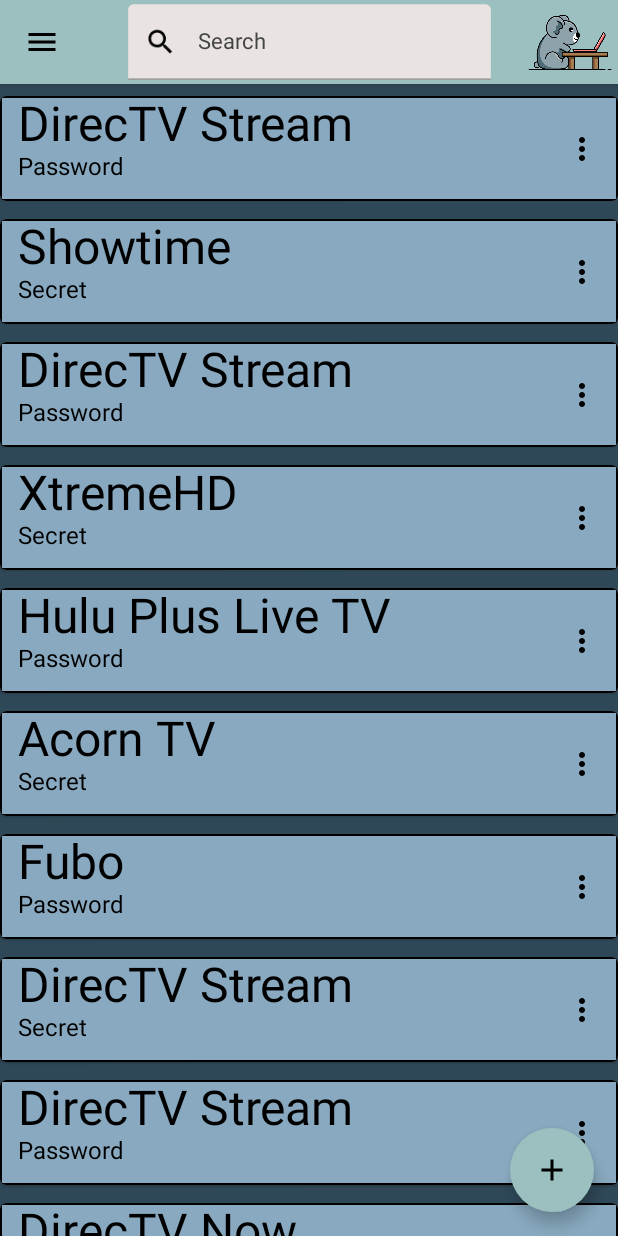
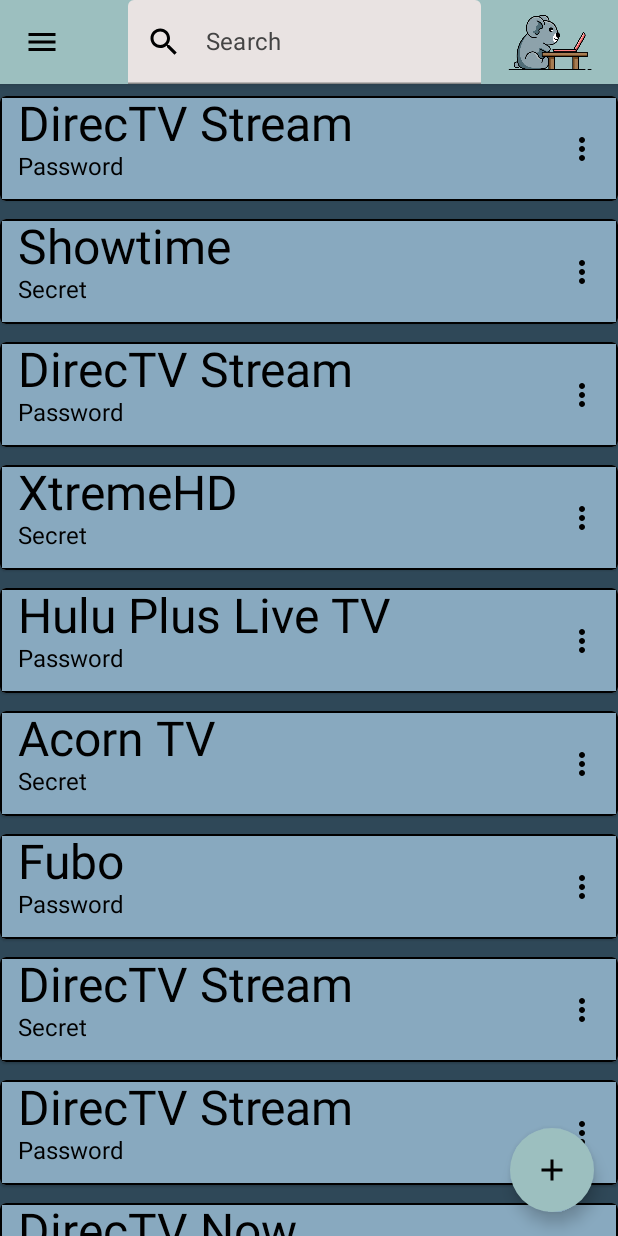
Before and after one commit to JosueMolinaMorales/password-manager-app, an Android app built with Jetpack Compose: the MainScreen screen opened through its navigation route, on a phone screen of 412 x 824 dp. Run offline under Robolectric (Android 15) with nearby library versions, the phone set to English and light mode, and no system bars.

Commit message:
add search bar

```diff
--- a/app/src/main/java/com/example/password_manager_app/ui/components/TopBar.kt
+++ b/app/src/main/java/com/example/password_manager_app/ui/components/TopBar.kt
@@ -1,25 +1,28 @@
 package com.example.password_manager_app.ui.components
 
 import androidx.compose.foundation.Image
+import androidx.compose.foundation.border
 import androidx.compose.foundation.layout.Arrangement
+import androidx.compose.foundation.layout.Column
 import androidx.compose.foundation.layout.Row
 import androidx.compose.foundation.layout.fillMaxWidth
 import androidx.compose.foundation.text.KeyboardActions
 import androidx.compose.foundation.text.KeyboardOptions
-import androidx.compose.material.Icon
-import androidx.compose.material.IconButton
-import androidx.compose.material.Text
-import androidx.compose.material.TopAppBar
+import androidx.compose.material.*
 import androidx.compose.material.icons.Icons
 import androidx.compose.material.icons.filled.Search
 import androidx.compose.material.icons.outlined.Menu
 import androidx.compose.runtime.Composable
+import androidx.compose.runtime.mutableStateOf
+import androidx.compose.runtime.remember
+import androidx.compose.ui.Alignment
 import androidx.compose.ui.Modifier
 import androidx.compose.ui.draw.scale
 import androidx.compose.ui.graphics.Color
 import androidx.compose.ui.platform.LocalFocusManager
 import androidx.compose.ui.res.painterResource
 import androidx.compose.ui.text.input.ImeAction
+import androidx.compose.ui.unit.dp
 import com.example.password_manager_app.R
 import com.example.password_manager_app.ui.theme.TopBarOpal
 
@@ -30,26 +33,32 @@
             Row(
                 modifier = Modifier
                     .fillMaxWidth(),
-                horizontalArrangement = Arrangement.SpaceBetween
+                horizontalArrangement = Arrangement.SpaceEvenly
+            ) {
+                Column(
+                    modifier = Modifier.fillMaxWidth(.7F)
                 ) {
                     val focusManager = LocalFocusManager.current
                     PasswordManagerTextField(
                         value = "",
                         onValueChange = {},
                         placeholder = { Text(text="Search") },
-                    modifier = Modifier
-                        .fillMaxWidth(.8F)
-                        .scale(.9F),
                         leadingIcon = {
                             Icon(Icons.Default.Search, "")
                         },
                         keyboardOptions = KeyboardOptions(imeAction = ImeAction.Search),
                         keyboardActions = KeyboardActions(onSearch = { focusManager.clearFocus() })
                     )
+                }
+                Column(
+                    modifier = Modifier.fillMaxWidth(.6F),
+                    horizontalAlignment = Alignment.End
+                ) {
                     Image(
                         painter = painterResource(id = R.drawable.koalalogo),
                         contentDescription = ""
                     )
+                }
             }
         },
         navigationIcon = {
```
Lines whose indentation alone changed are shown as unchanged.
